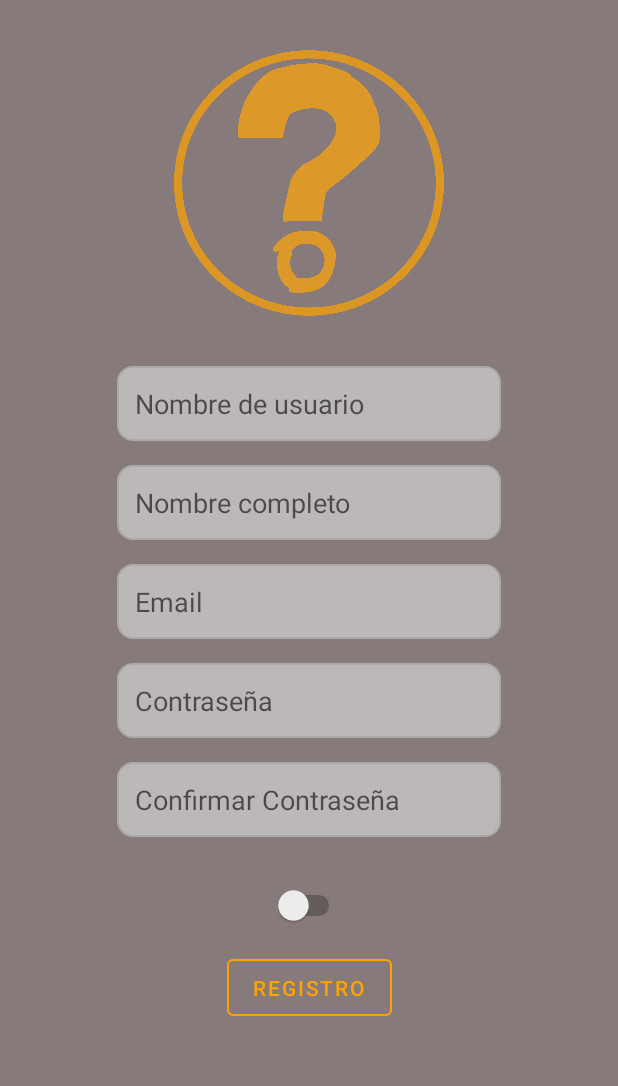
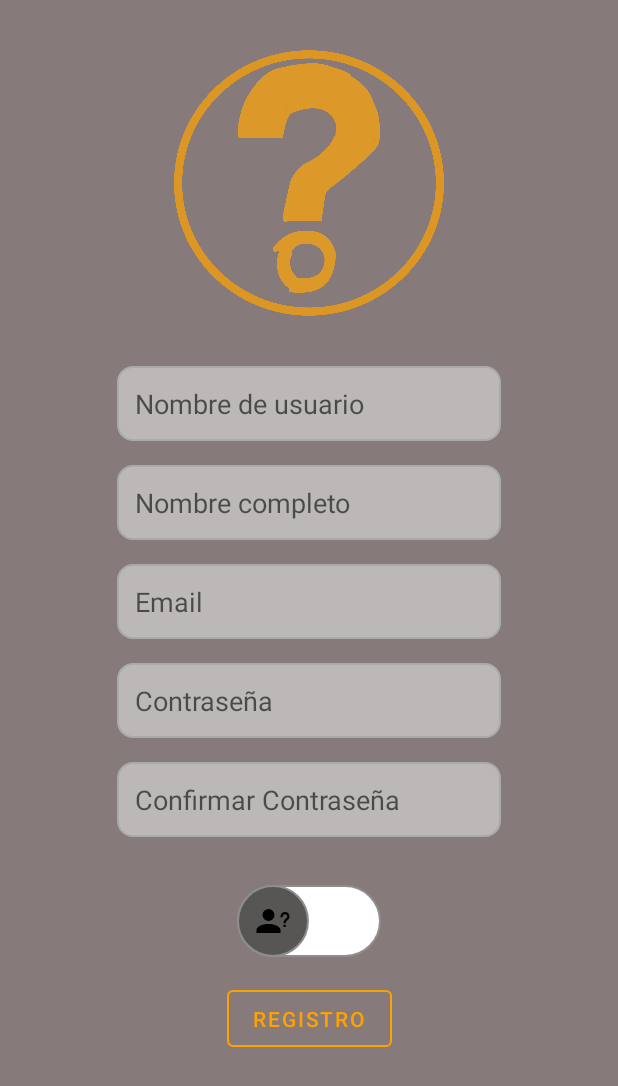
Before and after one commit to ferchi/AntwortN, an Android app: the fragment RegisterFragment placed in its activity, on a phone screen of 412 x 824 dp. Shown: the top 1086 px of the screen. Run offline under Robolectric (Android 15) with nearby library versions, the phone set to English and light mode, and no system bars; our stand-ins replace Firebase (no records; nobody signed in at launch, a user with empty details on screens opened directly); 2 statements that could not run were skipped.

Commit message:
Implementación del modulo de registro integrando el uso de la insercion de datos en la base de datos en Firebase

```diff
--- a/app/src/main/java/com/jfsb/antwortn/fragments/start/MainFragment.kt
+++ b/app/src/main/java/com/jfsb/antwortn/fragments/start/MainFragment.kt
@@ -75,6 +75,7 @@ class MainFragment : Fragment() {
             communicator.changeFragment(RegisterFragment(),R.anim.slide_right)
         }
 
+
     }
 
     private fun selectedDots(position: Int) {
--- a/app/src/main/java/com/jfsb/antwortn/fragments/start/RegisterFragment.kt
+++ b/app/src/main/java/com/jfsb/antwortn/fragments/start/RegisterFragment.kt
@@ -1,10 +1,18 @@
 package com.jfsb.antwortn.fragments.start
 
+import android.content.Intent
 import android.os.Bundle
 import androidx.fragment.app.Fragment
 import android.view.LayoutInflater
 import android.view.View
 import android.view.ViewGroup
+import android.widget.Toast
+import com.google.firebase.FirebaseApp
+import com.google.firebase.auth.FirebaseAuth
+import com.google.firebase.auth.UserProfileChangeRequest
+import com.google.firebase.database.DatabaseReference
+import com.google.firebase.database.FirebaseDatabase
+import com.jfsb.antwortn.R
 import com.jfsb.antwortn.databinding.FragmentRegisterBinding
 
 class RegisterFragment : Fragment() {
@@ -13,6 +21,38 @@ class RegisterFragment : Fragment() {
     private val binding get() = _binding!!
 
     private lateinit var communicator: Communicator
+
+    //Declarar variables que almacenarán el texto de los EditText
+    var txtusername:String = ""
+    var txtemail:String = ""
+    var txtname:String = ""
+    var txtusertype:String = "estudiante"
+    var txtpassword:String = ""
+    var txtRepassword:String = ""
+
+    //Declarar el objeto que será la instancia de la base de datos
+    lateinit var oAuth: FirebaseAuth
+    lateinit var userDB_ref: DatabaseReference
+    lateinit var userDB: FirebaseDatabase
+
+
+    override fun onCreate(savedInstanceState: Bundle?) {
+        super.onCreate(savedInstanceState)
+
+        //Instanciar la base de datos
+        oAuth = FirebaseAuth.getInstance()
+        userDB = FirebaseDatabase.getInstance()
+        userDB_ref = userDB.getReference("Users")
+
+        binding.swRegistro.setOnCheckedChangeListener{_,isChecked ->
+            if (isChecked){
+                txtusertype = "maestro"
+            }
+            else{
+                txtusertype = "estudiante"
+            }
+        }
+    }
 
     override fun onCreateView(
         inflater: LayoutInflater, container: ViewGroup?,
@@ -25,8 +65,70 @@ class RegisterFragment : Fragment() {
     override fun onViewCreated(view: View, savedInstanceState: Bundle?) {
         super.onViewCreated(view, savedInstanceState)
 
+        binding.btnRegistroRegistro.setOnClickListener {
 
-        communicator = activity as Communicator
+            txtusername = binding.etRegisterUsername.text.toString()
+            txtemail = binding.etRegisterEmail.text.toString()
+            txtpassword = binding.etRegisterPassword.text.toString()
+            txtRepassword = binding.etRegisterRepassword.text.toString()
+            txtname = binding.etRegisterFullname.text.toString()
+
+            if(txtusername.isNotEmpty()&&txtemail.isNotEmpty()&&txtpassword.isNotEmpty()){
+                if (txtRepassword==txtpassword){
+                if (txtpassword.length >= 6) {
+                    oAuth.createUserWithEmailAndPassword(txtemail,txtpassword).addOnCompleteListener(requireActivity()){ task ->
+                        if (task.isSuccessful) {
+                            val id = oAuth.currentUser!!.uid
+
+                            //Mapeo de los datos del usuario
+                            var map:HashMap<String, String> = HashMap()
+
+                            map["uid"] = id
+                            map["name"] = txtname
+                            map["username"] = txtusername
+                            map["email"] = txtemail
+                            map["imgProfile"] = ""
+                            map["imgBanner"] = ""
+                            map["usertype"] = txtusertype
+
+                            userDB_ref.child(id).setValue(map)
+
+
+                            val profile = UserProfileChangeRequest.Builder()
+                                .setDisplayName(txtusername)
+                                .build()
+
+                            task.addOnSuccessListener {
+                                it.user!!.updateProfile(profile)
+                            }
+
+
+                            Toast.makeText(context,"Registro completo", Toast.LENGTH_SHORT).show()
+                            communicator = activity as Communicator
+                            communicator.changeFragment(LoginFragment(), R.anim.slide_left)
+
+                        } else {
+                            Toast.makeText(context,"No se pudo registrar este usuario "+task.result,
+                                Toast.LENGTH_SHORT).show()
+                        }
+
+                    }
+                }
+                else {
+                    Toast.makeText(context,"La contraseña debe ser de mínimo seis caracteres",
+                        Toast.LENGTH_SHORT).show()
+                }
+            }
+                else{
+                    Toast.makeText(context,"La contraseña no ha sido validada correctamente", Toast.LENGTH_SHORT).show()
+                }
+            }
+            else {
+                Toast.makeText(context,"Favor de llenar todos los datos", Toast.LENGTH_SHORT).show()
+            }
+        }
+
+
 
 
     }
--- /dev/null
+++ b/app/src/main/res/drawable-v24/ic_student_24.xml
@@ -0,0 +1,8 @@
+<!-- drawable/account_question.xml -->
+<vector xmlns:android="http://schemas.android.com/apk/res/android"
+    android:height="24dp"
+    android:width="24dp"
+    android:viewportWidth="24"
+    android:viewportHeight="24">
+    <path android:fillColor="#000" android:pathData="M13,8A4,4 0 0,1 9,12A4,4 0 0,1 5,8A4,4 0 0,1 9,4A4,4 0 0,1 13,8M17,18V20H1V18C1,15.79 4.58,14 9,14C13.42,14 17,15.79 17,18M20.5,14.5V16H19V14.5H20.5M18.5,9.5H17V9A3,3 0 0,1 20,6A3,3 0 0,1 23,9C23,9.97 22.5,10.88 21.71,11.41L21.41,11.6C20.84,12 20.5,12.61 20.5,13.3V13.5H19V13.3C19,12.11 19.6,11 20.59,10.35L20.88,10.16C21.27,9.9 21.5,9.47 21.5,9A1.5,1.5 0 0,0 20,7.5A1.5,1.5 0 0,0 18.5,9V9.5Z" />
+</vector>
--- /dev/null
+++ b/app/src/main/res/drawable-v24/ic_teacher_24.xml
@@ -0,0 +1,8 @@
+<!-- drawable/account_key.xml -->
+<vector xmlns:android="http://schemas.android.com/apk/res/android"
+    android:height="24dp"
+    android:width="24dp"
+    android:viewportWidth="24"
+    android:viewportHeight="24">
+    <path android:fillColor="#000" android:pathData="M11,10V12H10V14H8V12H5.83C5.42,13.17 4.31,14 3,14A3,3 0 0,1 0,11A3,3 0 0,1 3,8C4.31,8 5.42,8.83 5.83,10H11M3,10A1,1 0 0,0 2,11A1,1 0 0,0 3,12A1,1 0 0,0 4,11A1,1 0 0,0 3,10M16,14C18.67,14 24,15.34 24,18V20H8V18C8,15.34 13.33,14 16,14M16,12A4,4 0 0,1 12,8A4,4 0 0,1 16,4A4,4 0 0,1 20,8A4,4 0 0,1 16,12Z" />
+</vector>
--- /dev/null
+++ b/app/src/main/res/drawable/thumb1_sw.xml
@@ -0,0 +1,8 @@
+<?xml version="1.0" encoding="utf-8"?>
+<selector xmlns:android="http://schemas.android.com/apk/res/android">
+
+    <item android:state_checked="false" android:drawable="@drawable/thumb_false"/>
+
+    <item android:state_checked="true" android:drawable="@drawable/thumb_true"/>
+
+</selector>
--- /dev/null
+++ b/app/src/main/res/drawable/thumb_false.xml
@@ -0,0 +1,20 @@
+<?xml version="1.0" encoding="utf-8"?>
+<layer-list xmlns:android="http://schemas.android.com/apk/res/android">
+
+    <item>
+        <shape android:shape="oval">
+            <solid android:color="@color/grey"/>
+            <size android:width="48dp"
+                android:height="48dp"/>
+            <stroke android:width="1dp"
+                android:color="#8e8e8e"/>
+        </shape>
+    </item>
+    <item android:drawable="@drawable/ic_student_24"
+        android:left="12dp"
+        android:right="12dp"
+        android:bottom="12dp"
+        android:top="12dp"
+        />
+
+</layer-list>
--- /dev/null
+++ b/app/src/main/res/drawable/thumb_true.xml
@@ -0,0 +1,20 @@
+<?xml version="1.0" encoding="utf-8"?>
+<layer-list xmlns:android="http://schemas.android.com/apk/res/android">
+
+    <item>
+        <shape android:shape="oval">
+            <solid android:color="@color/grey"/>
+            <size android:width="48dp"
+                android:height="48dp"/>
+            <stroke android:width="1dp"
+                android:color="@color/primary"/>
+        </shape>
+    </item>
+    <item android:drawable="@drawable/ic_teacher_24"
+        android:left="12dp"
+        android:right="12dp"
+        android:bottom="12dp"
+        android:top="12dp"
+        />
+
+</layer-list>
--- /dev/null
+++ b/app/src/main/res/drawable/track_sw.xml
@@ -0,0 +1,18 @@
+<?xml version="1.0" encoding="utf-8"?>
+<selector xmlns:android="http://schemas.android.com/apk/res/android">
+    <item android:state_checked="false">
+        <shape android:shape="rectangle">
+            <solid android:color="#ffffff"/>
+            <corners android:radius="100dp"/>
+            <stroke android:color="#8e8e8e"
+                android:width="1dp"/>
+        </shape>
+    </item>
+
+    <item android:state_checked="true">
+        <shape android:shape="rectangle">
+            <solid android:color="@color/primary"/>
+            <corners android:radius="100dp"/>
+        </shape>
+    </item>
+</selector>
--- a/app/src/main/res/layout/fragment_register.xml
+++ b/app/src/main/res/layout/fragment_register.xml
@@ -93,13 +93,15 @@
         app:layout_constraintTop_toBottomOf="@+id/et_register_password" />
 
     <Switch
-        android:id="@+id/switch1"
+        android:id="@+id/sw_registro"
         android:layout_width="wrap_content"
         android:layout_height="wrap_content"
         android:layout_marginTop="32dp"
         app:layout_constraintEnd_toEndOf="parent"
         app:layout_constraintStart_toStartOf="parent"
-        app:layout_constraintTop_toBottomOf="@+id/et_register_repassword" />
+        app:layout_constraintTop_toBottomOf="@+id/et_register_repassword"
+        android:thumb="@drawable/thumb1_sw"
+        android:track="@drawable/track_sw"/>
 
     <Button
         android:id="@+id/btn_registro_registro"
@@ -111,7 +113,7 @@
         android:textColor="@color/primary"
         app:layout_constraintEnd_toEndOf="parent"
         app:layout_constraintStart_toStartOf="parent"
-        app:layout_constraintTop_toBottomOf="@+id/switch1"
+        app:layout_constraintTop_toBottomOf="@+id/sw_registro"
         app:strokeColor="@color/primary" />
 
 </androidx.constraintlayout.widget.ConstraintLayout>
--- a/build.gradle
+++ b/build.gradle
@@ -8,6 +8,7 @@ buildscript {
     dependencies {
         classpath "com.android.tools.build:gradle:4.2.1"
         classpath "org.jetbrains.kotlin:kotlin-gradle-plugin:$kotlin_version"
+        classpath 'com.google.gms:google-services:4.3.8'
 
         // NOTE: Do not place your application dependencies here; they belong
         // in the individual module build.gradle files
```
Also changed, not shown: app/build.gradle (+12 -0 lines), app/src/main/res/drawable-v24/ic_student_24.png (deleted), app/src/main/res/drawable-v24/ic_teacher_24.png (deleted), 1 other file.
